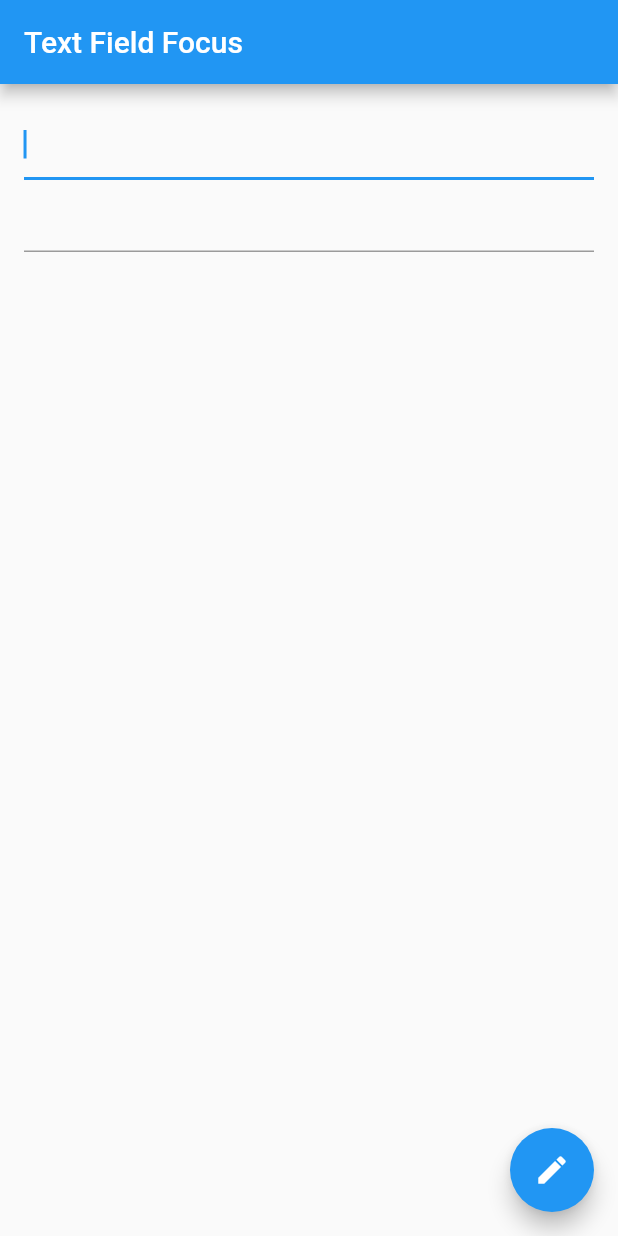
After one commit to changDDAO/flutter_tuto_3_1, a Flutter app: the MyCustomForm screen opened directly, on a phone screen of 412 x 824 dp. The commit adds this screen. Run offline on Flutter 3.47's test engine with Material 2 defaults, Android fonts, the phone set to English and light mode, and no system bars; statements that could not run were skipped.

Commit message:
various way focus text input box

```diff
--- a/lib/main.dart
+++ b/lib/main.dart
@@ -1,4 +1,6 @@
 import 'package:flutter/material.dart';
+import 'package:flutter_tuto_3_1/retrieve_text.dart';
+import 'my_custom_form.dart';
 import 'login_form.dart';
 
 void main() =>runApp(const MyApp());
@@ -10,7 +12,7 @@ class MyApp extends StatelessWidget {
     const title = 'InkWell Demo';
     return const MaterialApp(
       title: title,
-      home: loginForm(),
+      home: MyCustomForm(),
     );
   }
 }
--- /dev/null
+++ b/lib/my_custom_form.dart
@@ -0,0 +1,47 @@
+import 'package:flutter/material.dart';
+
+class MyCustomForm extends StatefulWidget {
+  const MyCustomForm({super.key});
+
+  @override
+  State<MyCustomForm> createState() => _MyCustomFormState();
+}
+
+class _MyCustomFormState extends State<MyCustomForm> {
+  late FocusNode myFocusNode;
+  @override
+  void initState(){
+    super.initState();
+    myFocusNode = FocusNode();
+  }
+  @override
+  Widget build(BuildContext context) {
+    return Scaffold(
+      appBar: AppBar(
+        title: const Text('Text Field Focus'),
+
+    ),
+      body: Padding(
+        padding: const EdgeInsets.all(16),
+        child:Column(
+          children: [
+            const TextField(
+              autofocus: true,
+            ),
+             TextField(
+              focusNode: myFocusNode,
+            ),
+          ],
+        ),
+      ),
+      floatingActionButton: FloatingActionButton(
+        onPressed: (){
+        myFocusNode.requestFocus();
+        },
+        tooltip: 'Focus Second Text Field',
+        child: const Icon(Icons.edit),
+
+      ),
+    );
+  }
+}
--- /dev/null
+++ b/lib/retrieve_text.dart
@@ -0,0 +1,47 @@
+import 'package:flutter/material.dart';
+
+class MyCustomForm extends StatefulWidget {
+  const MyCustomForm({super.key});
+
+  @override
+  State<MyCustomForm> createState() => _MyCustomFormState();
+}
+
+class _MyCustomFormState extends State<MyCustomForm> {
+  final myController = TextEditingController();
+
+  @override
+  void dispose(){
+    myController.dispose();
+    super.dispose();
+  }
+  @override
+  Widget build(BuildContext context) {
+    const title = 'retrieve text';
+
+    return Scaffold(
+      appBar: AppBar(
+        title: Text(title),
+      ),
+      body: Padding(
+        padding: EdgeInsets.all(16),
+        child: TextField(
+          controller: myController,
+        ),
+      ),
+      floatingActionButton: FloatingActionButton(
+        onPressed: (){
+          showDialog(
+              context: context,
+              builder: (context){
+                return AlertDialog(
+                  content: Text(myController.text),
+                );
+              });
+        },
+        tooltip: 'Show me the value!',
+        child: const Icon(Icons.text_fields),
+      ),
+    );
+  }
+}
```
